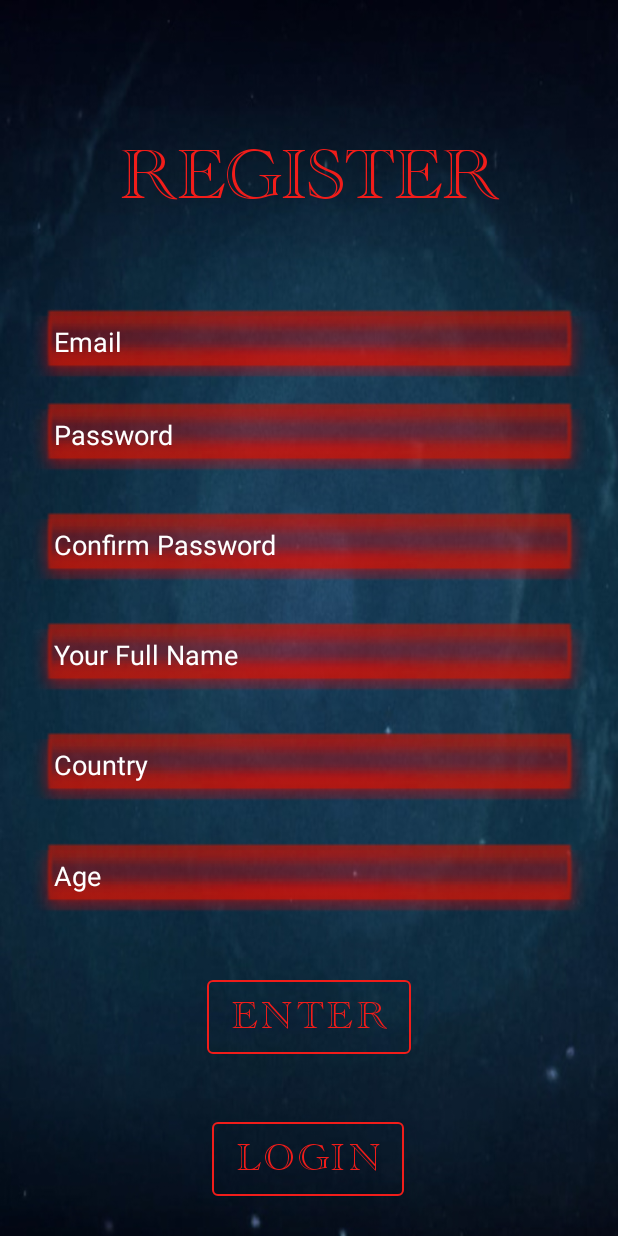
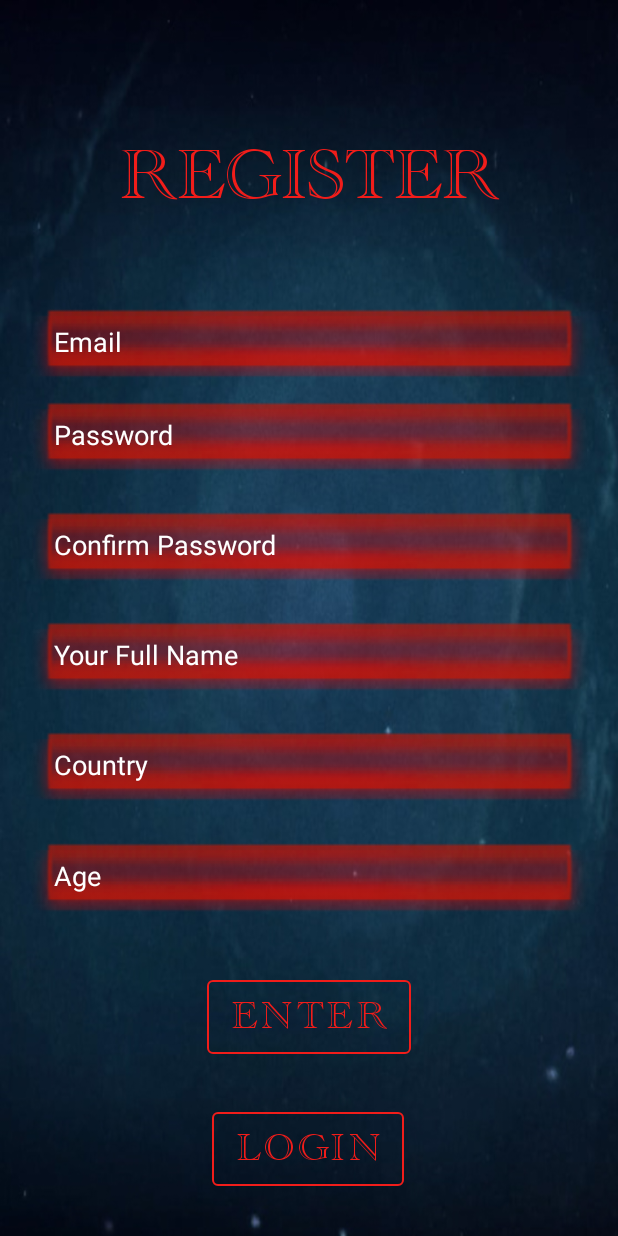
Before and after one commit to emegit120/favorite-things, an Android app: the fragment cadastro shown on its own in the app's theme, on a phone screen of 412 x 824 dp. Run offline under Robolectric (Android 15) with nearby library versions, the phone set to English and light mode, and no system bars.

Commit message:
Ajustes constraints - alteracões Fabio

```diff
--- a/app/src/main/res/layout/cadastro.xml
+++ b/app/src/main/res/layout/cadastro.xml
@@ -165,22 +165,22 @@
 
     <Button
         android:id="@+id/button2"
+        style="@style/Widget.MaterialComponents.Button.OutlinedButton"
         android:layout_width="wrap_content"
         android:layout_height="wrap_content"
-        android:layout_marginBottom="16dp"
+        android:layout_marginBottom="24dp"
         android:fontFamily="@font/engraveded"
         android:text="@string/login"
         android:textAlignment="center"
         android:textAllCaps="true"
         android:textColor="#F11D1A"
         android:textSize="26dp"
-        style="@style/Widget.MaterialComponents.Button.OutlinedButton"
-        app:strokeColor="#F11D1A"
         app:layout_constraintBottom_toBottomOf="parent"
         app:layout_constraintEnd_toEndOf="parent"
         app:layout_constraintHorizontal_bias="0.498"
         app:layout_constraintStart_toStartOf="parent"
         app:layout_constraintTop_toBottomOf="@+id/button"
-        app:layout_constraintVertical_bias="0.878" />
+        app:layout_constraintVertical_bias="0.878"
+        app:strokeColor="#F11D1A" />
 
 </androidx.constraintlayout.widget.ConstraintLayout>
```
Also changed, not shown: app/src/main/res/layout/editdata.xml (+4 -4 lines).
